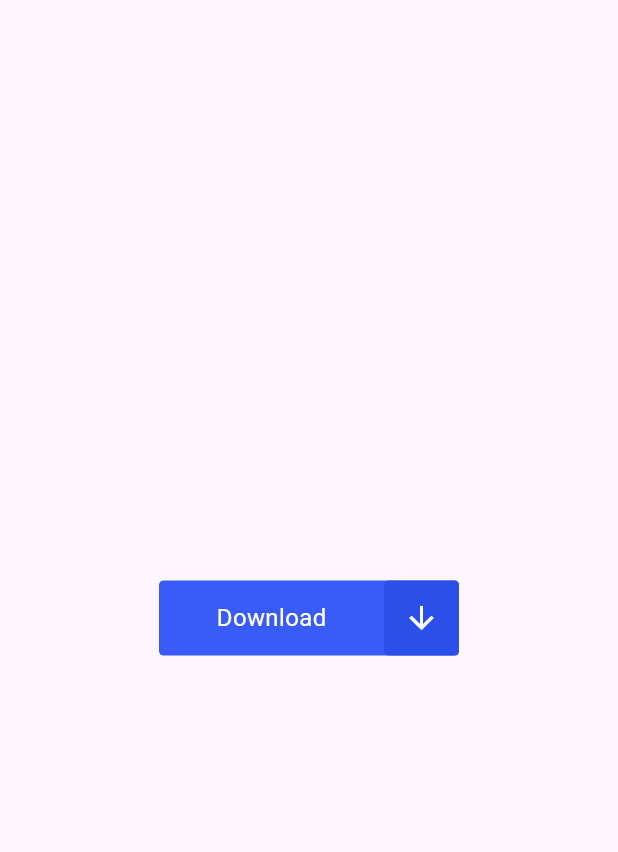
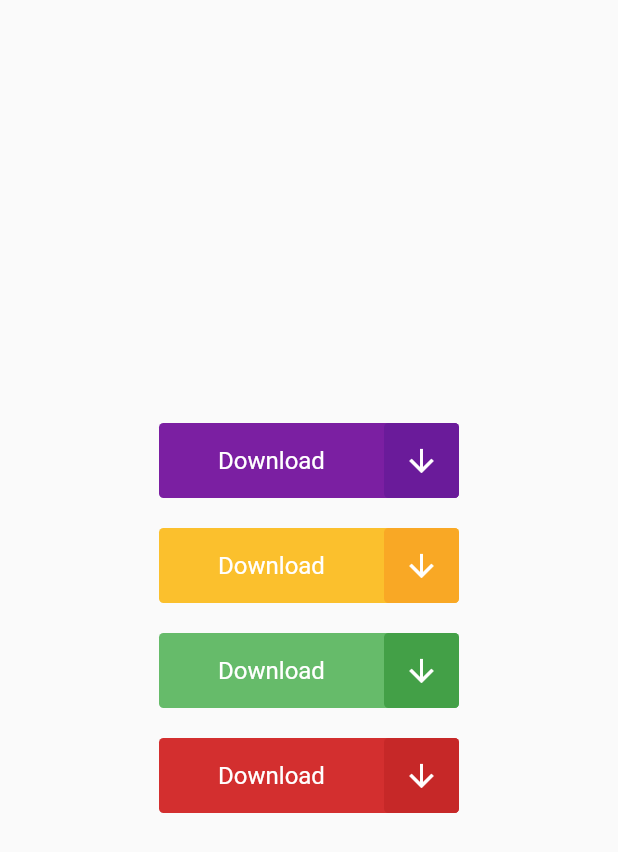
Before and after one commit to MustafaRazaUllah/DownloadAnimatedButton, a Flutter app: the screen it shows after launch, on a phone screen of 412 x 824 dp. Shown: the top 852 px of the screen. Run offline on Flutter 3.47's test engine with Material 2 defaults, Android fonts, the phone set to English and light mode, and no system bars.

Commit message:
Bug fixes and update code on repo

```diff
--- a/lib/main.dart
+++ b/lib/main.dart
@@ -3,51 +3,48 @@ import 'package:flutter/material.dart';
 import 'ButtonAnimation.dart';
 
 void main() {
-  runApp(const MyApp());
+  runApp(
+    const MaterialApp(
+      home: MyApp(),
+    ),
+  );
 }
 
 class MyApp extends StatelessWidget {
   const MyApp({super.key});
 
-  // This widget is the root of your application.
   @override
   Widget build(BuildContext context) {
-    return MaterialApp(
-        title: 'Flutter Demo',
-        theme: ThemeData(
-          colorScheme: ColorScheme.fromSeed(seedColor: Colors.deepPurple),
-          useMaterial3: true,
-        ),
-        home: const HomePage());
-  }
-}
-
-class HomePage extends StatelessWidget {
-  const HomePage({super.key});
-
-  @override
-  Widget build(BuildContext context) {
-    return const Scaffold(
+    return Scaffold(
       body: Center(
         child: Column(
           mainAxisAlignment: MainAxisAlignment.center,
           children: <Widget>[
             ButtonAnimation(
-              Color.fromRGBO(57, 92, 249, 1),
-              Color.fromRGBO(44, 78, 233, 1),
+              Colors.purple[700]!,
+              Colors.purple[800]!,
             ),
-            // const SizedBox(
-            //   height: 20,
-            // ),
-            // ButtonAnimation(Colors.yellow[700]!, Colors.yellow[800]!),
-            // const SizedBox(
-            //   height: 20,
-            // ),
-            // ButtonAnimation(Colors.green[400]!, Colors.green[600]!),
-            // const SizedBox(
-            //   height: 20,
-            // ),
-            // ButtonAnimation(Colors.red[700]!, Colors.red[800]!),
+            const SizedBox(
+              height: 20,
+            ),
+            ButtonAnimation(
+              Colors.yellow[700]!,
+              Colors.yellow[800]!,
+            ),
+            const SizedBox(
+              height: 20,
+            ),
+            ButtonAnimation(
+              Colors.green[400]!,
+              Colors.green[600]!,
+            ),
+            const SizedBox(
+              height: 20,
+            ),
+            ButtonAnimation(
+              Colors.red[700]!,
+              Colors.red[800]!,
+            ),
           ],
         ),
       ),
```
